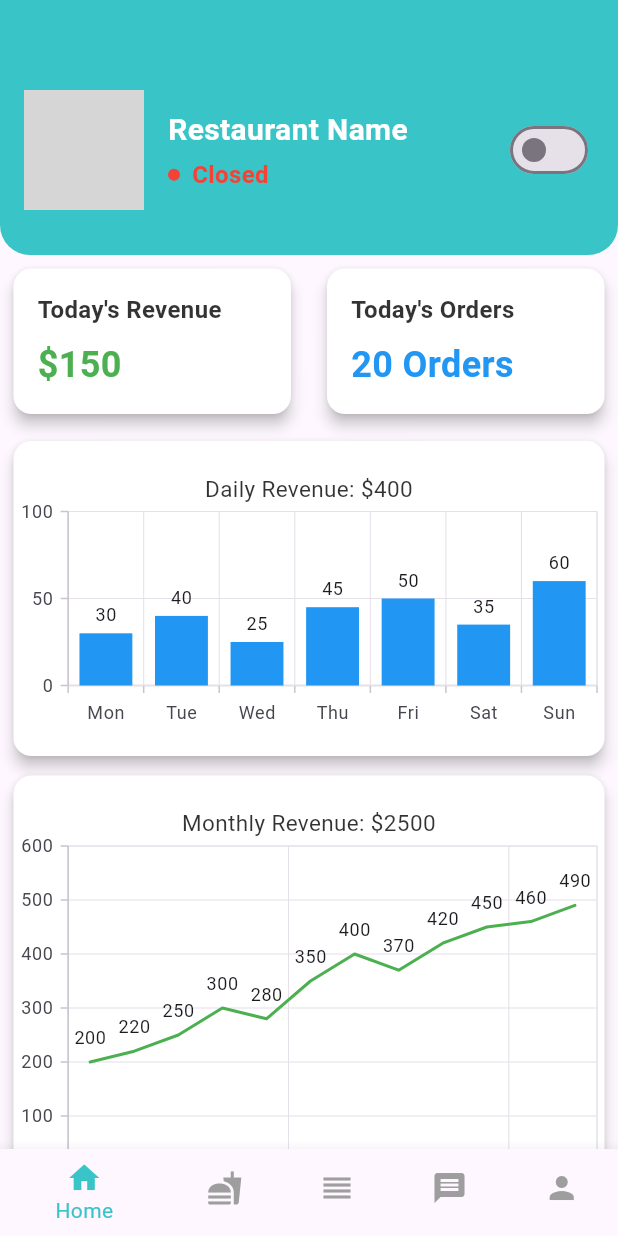
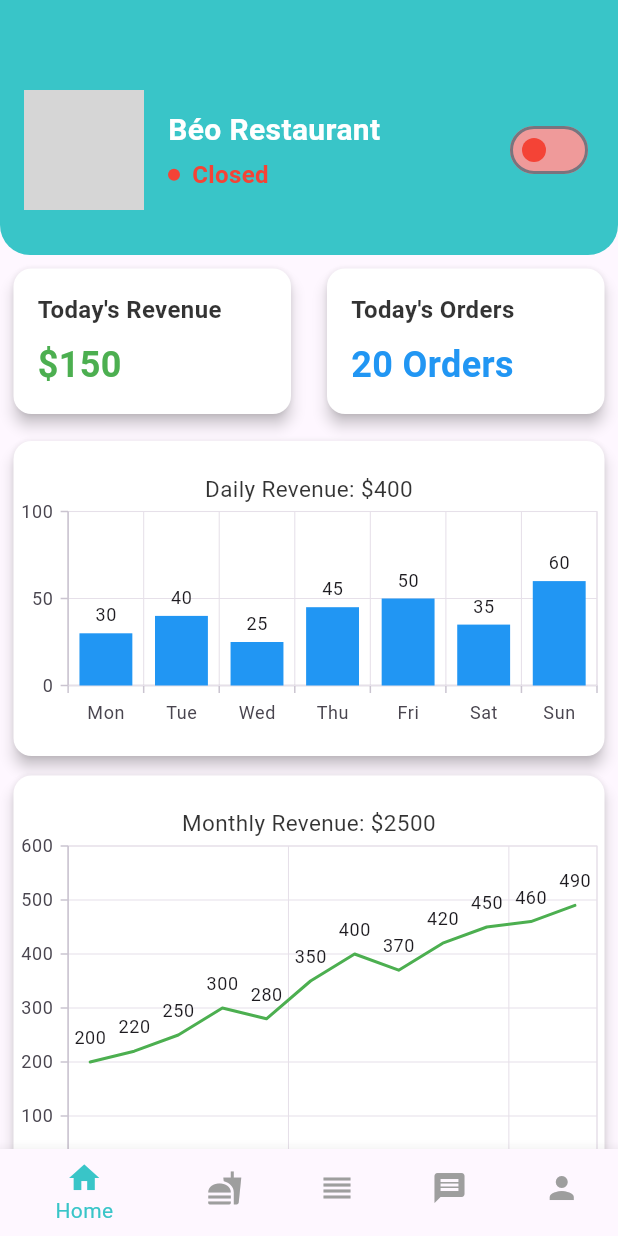
Before and after one commit to qngoc07012002/FYP_NSERVE_DeliveryApplication_Mobile_Restaurant, a Flutter app: the screen it shows after launch, on a phone screen of 412 x 824 dp. Run offline on Flutter 3.47's test engine with Material 3 defaults, Android fonts, the phone set to English and light mode, and no system bars; our stand-ins replace flutter_bloc, syncfusion_flutter_charts; missing offline and left inert: note_management_system_api; network calls fail; grey boxes are pictures that could not be loaded.

Commit message:
Update Restaurant Dashboard

```diff
--- a/lib/screens/homepage_screen.dart
+++ b/lib/screens/homepage_screen.dart
@@ -1,3 +1,6 @@
+import 'package:deliveryapplication_mobile_restaurant/screens/message_screen.dart';
+import 'package:deliveryapplication_mobile_restaurant/screens/order_screen.dart';
+import 'package:deliveryapplication_mobile_restaurant/screens/profile_screen.dart';
 import 'package:flutter/material.dart';
 import 'package:syncfusion_flutter_charts/charts.dart';
 
@@ -86,8 +89,9 @@ class _RestaurantDashboardPageState extends State<RestaurantDashboardPage> {
         children: [
           _buildHomePage(), // The home page content
           FoodManagementPage(),
-          // MessagePage(),
-          // ProfilePage(),
+          OrderPage(),
+          MessagePage(),
+          ProfilePage(),
         ],
       ),
     );
@@ -117,7 +121,7 @@ class _RestaurantDashboardPageState extends State<RestaurantDashboardPage> {
                     borderRadius: BorderRadius.circular(8),
                     image: DecorationImage(
                       image: NetworkImage(
-                        'https://example.com/restaurant-image.jpg', // Thay đổi thành URL của ảnh nhà hàng
+                        'https://encrypted-tbn0.gstatic.com/images?q=tbn:ANd9GcRpvDaC9m6pShLatEN-C5WqbRTYiv-qGU3TOw&s',
                       ),
                       fit: BoxFit.cover,
                     ),
@@ -129,7 +133,7 @@ class _RestaurantDashboardPageState extends State<RestaurantDashboardPage> {
                     crossAxisAlignment: CrossAxisAlignment.start,
                     children: [
                       Text(
-                        'Restaurant Name', // Thay đổi tên nhà hàng
+                        'Béo Restaurant',
                         style: const TextStyle(
                           fontSize: 20,
                           fontWeight: FontWeight.bold,
@@ -168,6 +172,9 @@ class _RestaurantDashboardPageState extends State<RestaurantDashboardPage> {
                       isOpen = value;
                     });
                   },
+
+                  inactiveThumbColor: Colors.red, // Red when inactive
+                  inactiveTrackColor: Colors.red[200],
                 ),
               ],
             ),
```
